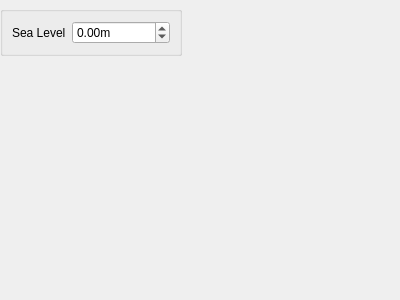
The window that src/gui/CosyGui/waterfitting.ui (phresnel/picogen) describes before a commit, drawn with Qt 5.
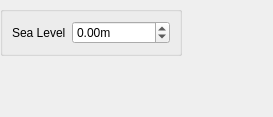
The same window after the commit. Custom widgets are drawn as their Qt base class.

Diff of the .ui file:
```diff
--- a/src/gui/CosyGui/waterfitting.ui
+++ b/src/gui/CosyGui/waterfitting.ui
@@ -6,8 +6,8 @@
    <rect>
     <x>0</x>
     <y>0</y>
-    <width>400</width>
-    <height>300</height>
+    <width>273</width>
+    <height>117</height>
    </rect>
   </property>
   <property name="windowTitle">
```
